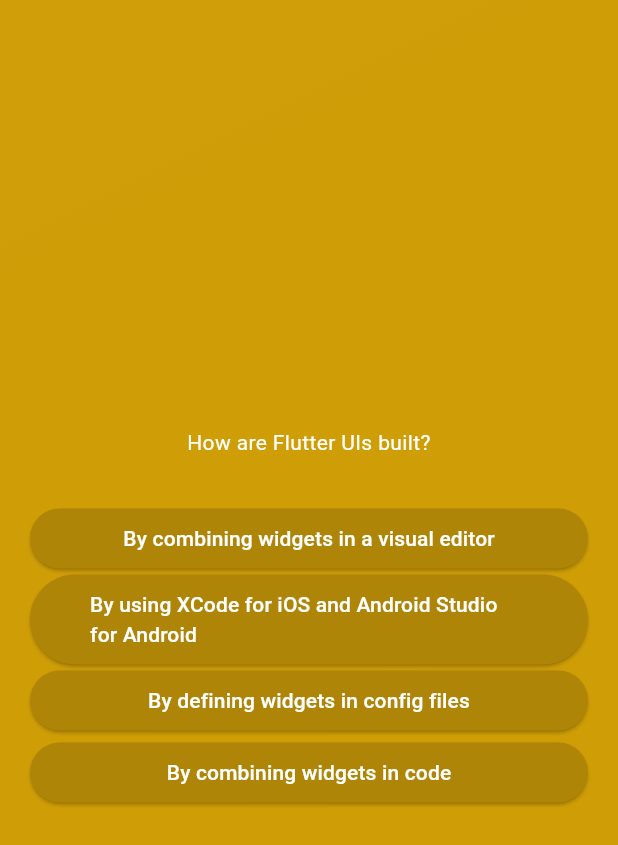
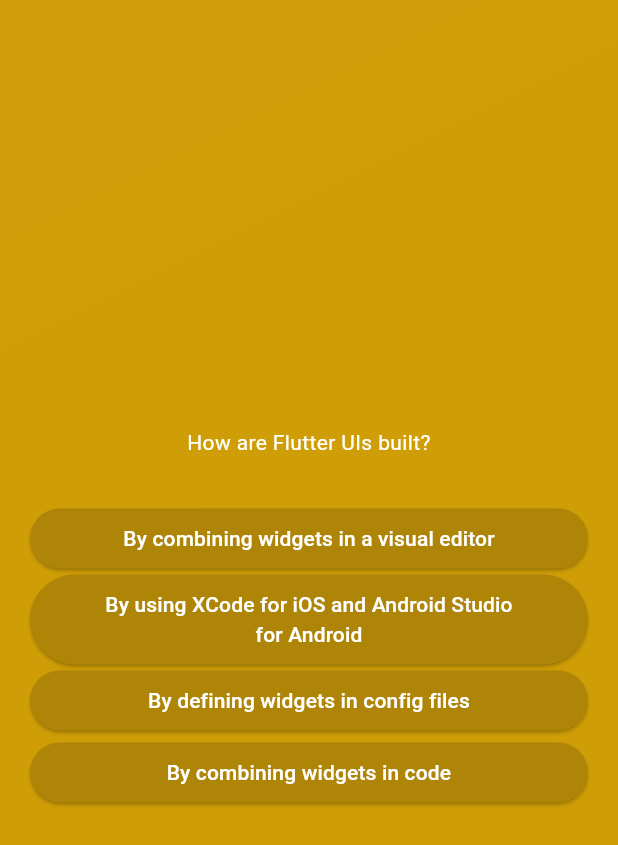
Before and after one commit to bnthurre/quiz_app_2, a Flutter app: the screen it shows after launch, after a tap on "start quiz", after a tap on "Components", on a phone screen of 412 x 824 dp. Shown: the top 845 px of the screen. Run offline on Flutter 3.47's test engine with Material 3 defaults, Android fonts, the phone set to English and light mode, and no system bars.

Commit message:
more on button style

```diff
--- a/lib/answer_button.dart
+++ b/lib/answer_button.dart
@@ -17,6 +17,9 @@ class AnswerButton extends StatelessWidget {
             foregroundColor: Colors.white,
             shape: RoundedRectangleBorder(
                 borderRadius: BorderRadius.circular(40))),
-        child: Text(answerText));
+        child: Text(
+          answerText,
+          textAlign: TextAlign.center,
+        ));
   }
 }
```
